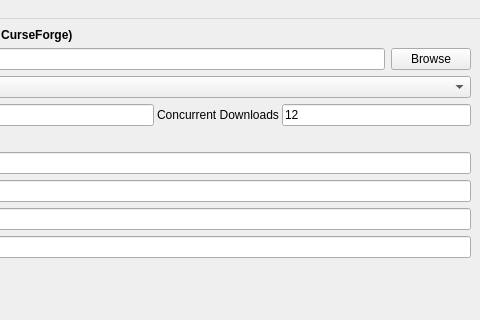
This is ui/importer.ui in MB3hel/CFModpackImporter as Qt 5 draws it before an edit; both pictures show x 179 to 659 and y 0 to 320 of the 659 by 423 pixel window. The edited form follows.
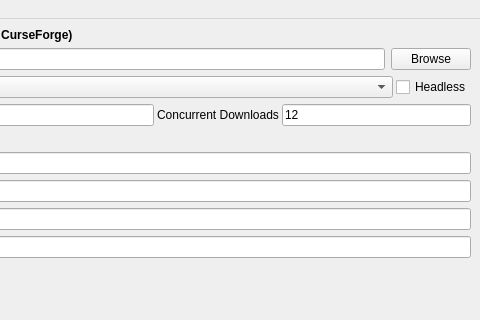
This is the edited form. Icons and pictures are not drawn.

Commit message: Add headless option when using firefox

The edit to the form file:
```diff
--- a/ui/importer.ui
+++ b/ui/importer.ui
@@ -296,6 +296,13 @@
          </item>
         </widget>
        </item>
+       <item>
+        <widget class="QCheckBox" name="chk_headless">
+         <property name="text">
+          <string>Headless</string>
+         </property>
+        </widget>
+       </item>
       </layout>
      </widget>
     </item>
```
Left out of the diff: 2 changed lines with no effect on the pictures. The commit also changes 1 other file.
